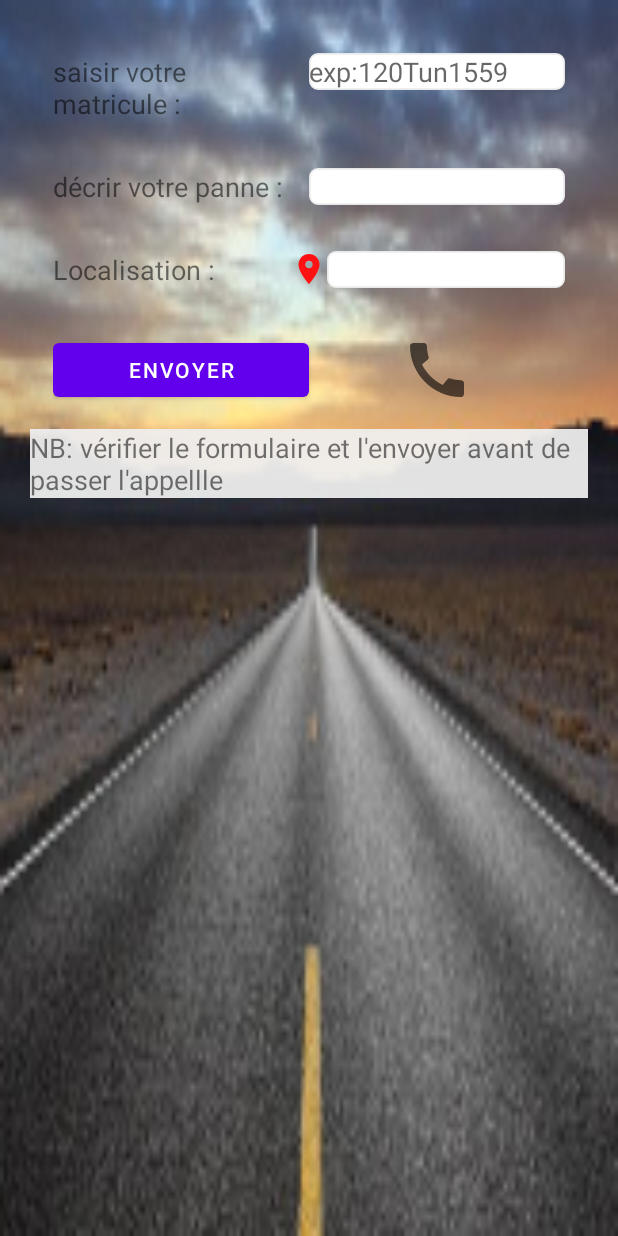
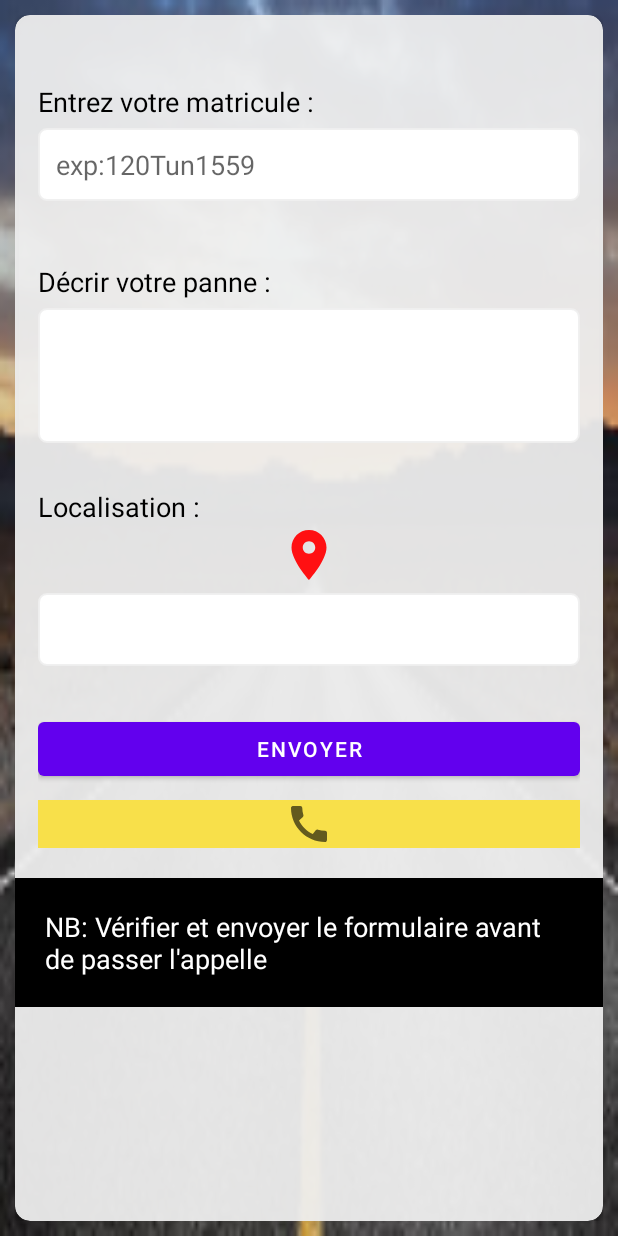
Before and after one commit to ab-mokhtar/Sayarti, an Android app: the layout fragment_sos.xml on its own in the app's theme, with its tools: preview values and no code run, on a phone screen of 412 x 824 dp. Run offline under Robolectric (Android 15) with nearby library versions, the phone set to English and light mode, and no system bars.

Commit message:
new forme

```diff
--- a/app/src/main/res/layout/activity_bienvenu.xml
+++ b/app/src/main/res/layout/activity_bienvenu.xml
@@ -30,7 +30,6 @@
                 card_view:cardCornerRadius="10dp"
                 app:cardBackgroundColor="@color/black">
                 <ImageView
-
                     android:layout_width="wrap_content"
                     android:layout_height="match_parent"
                     android:src="@drawable/logo" />
--- a/app/src/main/res/layout/fragment_sos.xml
+++ b/app/src/main/res/layout/fragment_sos.xml
@@ -3,99 +3,124 @@
     android:layout_width="match_parent"
     android:layout_height="match_parent"
     android:fillViewport="true">
-<LinearLayout xmlns:android="http://schemas.android.com/apk/res/android"
+<LinearLayout
+    xmlns:android="http://schemas.android.com/apk/res/android"
     xmlns:tools="http://schemas.android.com/tools"
     android:layout_width="match_parent"
     android:layout_height="match_parent"
+    android:orientation="vertical"
+    android:padding="10dp"
+    android:gravity="center"
+    android:background="@mipmap/route_background">
 
-    android:orientation="vertical"
-    android:padding="20dp"
-    android:background="@mipmap/route_background">
+    <androidx.cardview.widget.CardView
+        xmlns:card_view="http://schemas.android.com/apk/res-auto"
+        android:id="@+id/cardSOS"
+        android:layout_width="match_parent"
+        android:layout_height="match_parent"
+        card_view:cardCornerRadius="10dp"
+        card_view:cardBackgroundColor="@color/trans">
+
     <LinearLayout
         android:layout_width="match_parent"
         android:layout_height="wrap_content"
-    android:orientation="horizontal"
-    android:padding="15dp"
-    >
-    <!-- TODO: Update blank fragment layout -->
+        android:orientation="vertical"
+        android:layout_marginTop="30dp"
+        android:padding="15dp">
         <TextView
             android:layout_width="match_parent"
             android:layout_height="wrap_content"
-        android:text="saisir votre matricule :"
-        android:layout_weight="1"
+            android:text="Entrez votre matricule :"
+            android:textColor="@color/black"
             android:textSize="18dp"/>
         <EditText
             android:layout_width="match_parent"
             android:layout_height="wrap_content"
+            android:layout_marginTop="5dp"
             android:id="@+id/matricule"
             android:hint="exp:120Tun1559"
-        android:layout_weight="1"
-        android:background="@drawable/custom_input"/>
+            android:padding="12dp"
+            android:background="@drawable/custom_input" />
     </LinearLayout>
+
+
     <LinearLayout
         android:layout_width="match_parent"
         android:layout_height="wrap_content"
-        android:orientation="horizontal"
+        android:orientation="vertical"
+        android:layout_marginTop="150dp"
         android:padding="15dp">
     <TextView
         android:layout_width="match_parent"
         android:layout_height="wrap_content"
-        android:text="décrir votre panne :"
-        android:layout_weight="1"
+        android:textColor="@color/black"
+        android:text="Décrir votre panne :"
         android:textSize="18dp"/>
     <EditText
         android:layout_width="match_parent"
-        android:layout_height="wrap_content"
+        android:layout_height="90dp"
         android:id="@+id/type_panne"
-        android:layout_weight="1"
+        android:layout_marginTop="5dp"
         android:background="@drawable/custom_input"
         />
     </LinearLayout>
+
     <LinearLayout
         android:layout_width="match_parent"
         android:layout_height="wrap_content"
-        android:orientation="horizontal"
+        android:orientation="vertical"
+        android:layout_marginTop="300dp"
         android:padding="15dp">
         <TextView
             android:layout_width="match_parent"
             android:layout_height="wrap_content"
+            android:textColor="@color/black"
             android:text="Localisation :"
-            android:layout_weight="1"
             android:textSize="18dp"/>
         <ImageView
-            android:layout_width="wrap_content"
-            android:layout_height="wrap_content"
+            android:layout_width="40dp"
+            android:layout_height="40dp"
+            android:layout_gravity="center"
             android:src="@drawable/location"
             android:id="@+id/btnlocal"/>
         <EditText
             android:layout_width="match_parent"
             android:layout_height="wrap_content"
+            android:layout_marginTop="5dp"
             android:id="@+id/local"
-            android:layout_weight="1"
+            android:padding="12dp"
             android:background="@drawable/custom_input"
             />
     </LinearLayout>
+
     <LinearLayout
         android:layout_width="match_parent"
         android:layout_height="wrap_content"
-        android:orientation="horizontal"
+        android:orientation="vertical"
+        android:layout_marginTop="450dp"
         android:padding="15dp">
         <Button
             android:layout_width="match_parent"
             android:layout_height="wrap_content"
-            android:text="Envoyer"
-            android:layout_weight="1"/>
+            android:text="Envoyer" />
         <ImageView
             android:layout_width="match_parent"
-            android:layout_height="match_parent"
+            android:layout_height="32dp"
             android:src="@drawable/call"
-            android:layout_weight="1"
+            android:layout_marginTop="10dp"
+            android:background="@color/yellow"
             android:contextClickable="true"/>
     </LinearLayout>
     <TextView
+        android:id="@+id/mywidget"
         android:layout_width="match_parent"
         android:layout_height="wrap_content"
-        android:text="NB: vérifier le formulaire et l'envoyer avant de passer l'appellle"
-        android:background="@color/trans"
-        android:textSize="18dp"/>
-</LinearLayout></ScrollView>
+        android:background="@color/black"
+        android:layout_marginTop="575dp"
+        android:padding="20dp"
+        android:textColor="@color/white"
+        android:text="NB: Vérifier et envoyer le formulaire avant de passer l'appelle"
+        android:textSize="18dp" />
+    </androidx.cardview.widget.CardView>
+</LinearLayout>
+</ScrollView>
--- a/app/src/main/res/values/colors.xml
+++ b/app/src/main/res/values/colors.xml
@@ -9,4 +9,5 @@
     <color name="white">#FFFFFFFF</color>
     <color name="trans">#EFEFEFEF</color>
     <color name="yellow">#F8E04A</color>
+    <color name="red">#B90000</color>
 </resources>
--- a/build.gradle
+++ b/build.gradle
@@ -7,7 +7,6 @@ buildscript {
     dependencies {
         classpath 'com.android.tools.build:gradle:4.1.2'
         classpath 'com.google.gms:google-services:4.3.3'
-
 
         // NOTE: Do not place your application dependencies here; they belong
         // in the individual module build.gradle files
```
Lines whose indentation alone changed are shown as unchanged.
